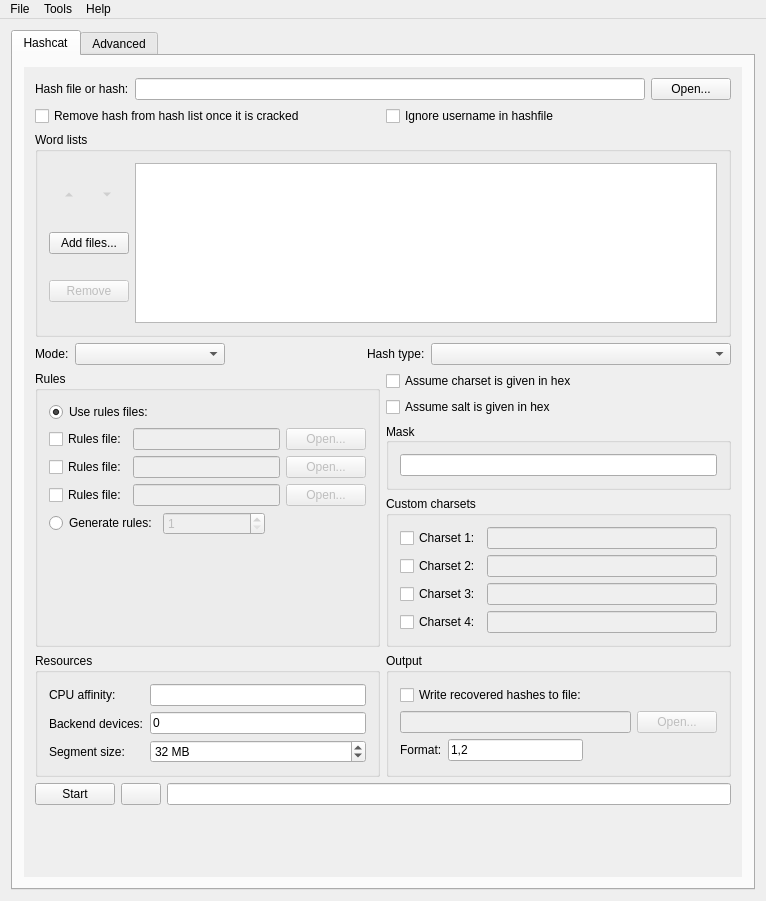
rgroesslinger/hashcat-gui, file src/mainwindow.ui: the form before one commit.
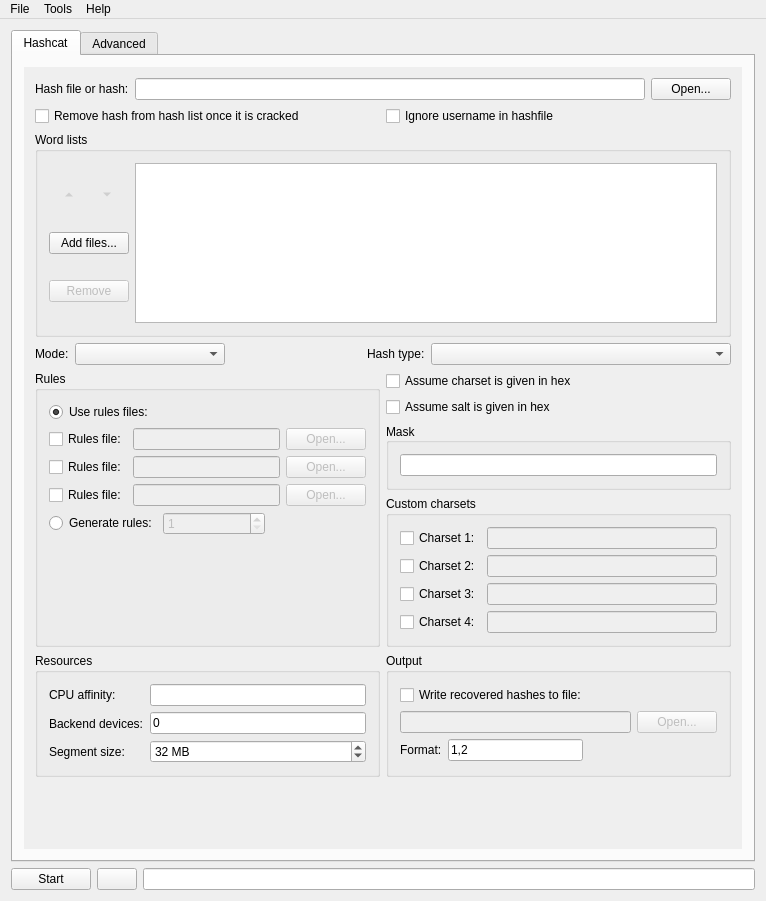
The form after the commit. Icons and pictures are not drawn.

Commit message: Move Start, Copy, and the command preview below the tabs so they stay visible on every tab

Diff of the .ui file:
```diff
--- a/src/mainwindow.ui
+++ b/src/mainwindow.ui
@@ -862,37 +862,6 @@
               </item>
              </layout>
             </item>
-            <item>
-             <layout class="QHBoxLayout" name="horizontalLayout_42">
-              <item>
-               <widget class="QPushButton" name="pushButton_execute">
-                <property name="text">
-                 <string>Start</string>
-                </property>
-               </widget>
-              </item>
-              <item>
-               <widget class="QPushButton" name="pushButton_copy_clipboard">
-                <property name="toolTip">
-                 <string>Copy command to clipboard</string>
-                </property>
-                <property name="text">
-                 <string/>
-                </property>
-                <property name="icon">
-                 <iconset theme="QIcon::ThemeIcon::EditCopy"/>
-                </property>
-               </widget>
-              </item>
-              <item>
-               <widget class="QLineEdit" name="lineEdit_command">
-                <property name="readOnly">
-                 <bool>true</bool>
-                </property>
-               </widget>
-              </item>
-             </layout>
-            </item>
             <item>
              <spacer name="verticalSpacer_3">
               <property name="orientation">
@@ -1052,6 +1021,37 @@
       </widget>
      </widget>
     </item>
+    <item row="1" column="0">
+     <layout class="QHBoxLayout" name="horizontalLayout_42">
+      <item>
+       <widget class="QPushButton" name="pushButton_execute">
+        <property name="text">
+         <string>Start</string>
+        </property>
+       </widget>
+      </item>
+      <item>
+       <widget class="QPushButton" name="pushButton_copy_clipboard">
+        <property name="toolTip">
+         <string>Copy command to clipboard</string>
+        </property>
+        <property name="text">
+         <string/>
+        </property>
+        <property name="icon">
+         <iconset theme="QIcon::ThemeIcon::EditCopy"/>
+        </property>
+       </widget>
+      </item>
+      <item>
+       <widget class="QLineEdit" name="lineEdit_command">
+        <property name="readOnly">
+         <bool>true</bool>
+        </property>
+       </widget>
+      </item>
+     </layout>
+    </item>
    </layout>
   </widget>
   <widget class="QMenuBar" name="menuBar">
```
The commit also changes 2 other files.
